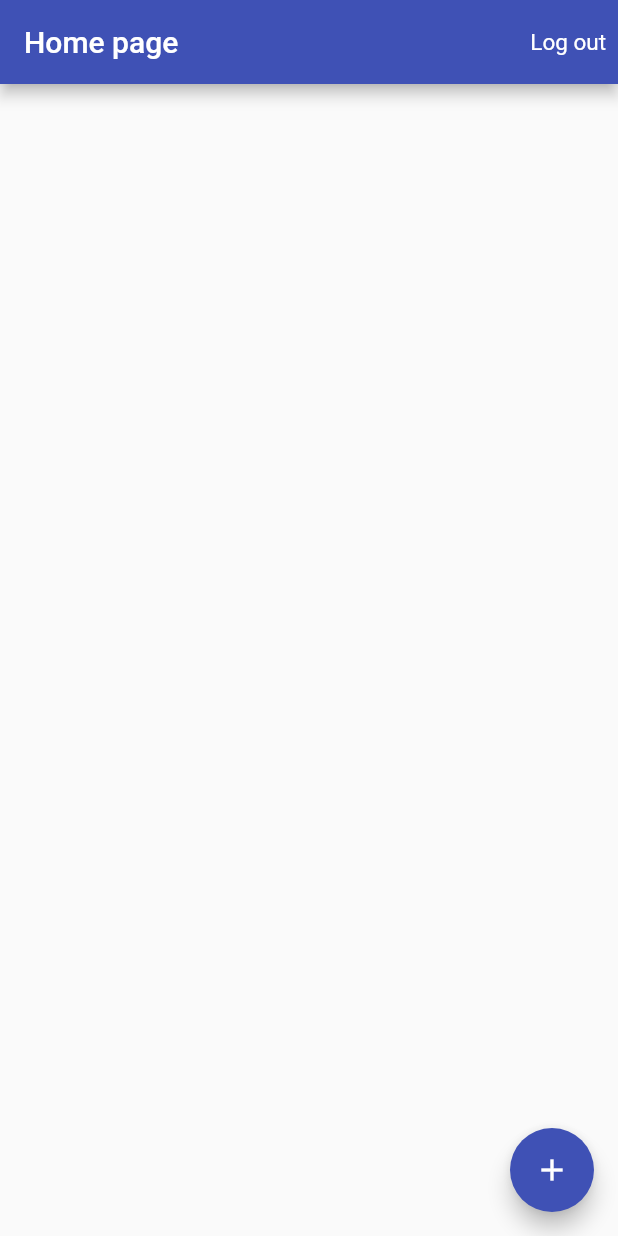
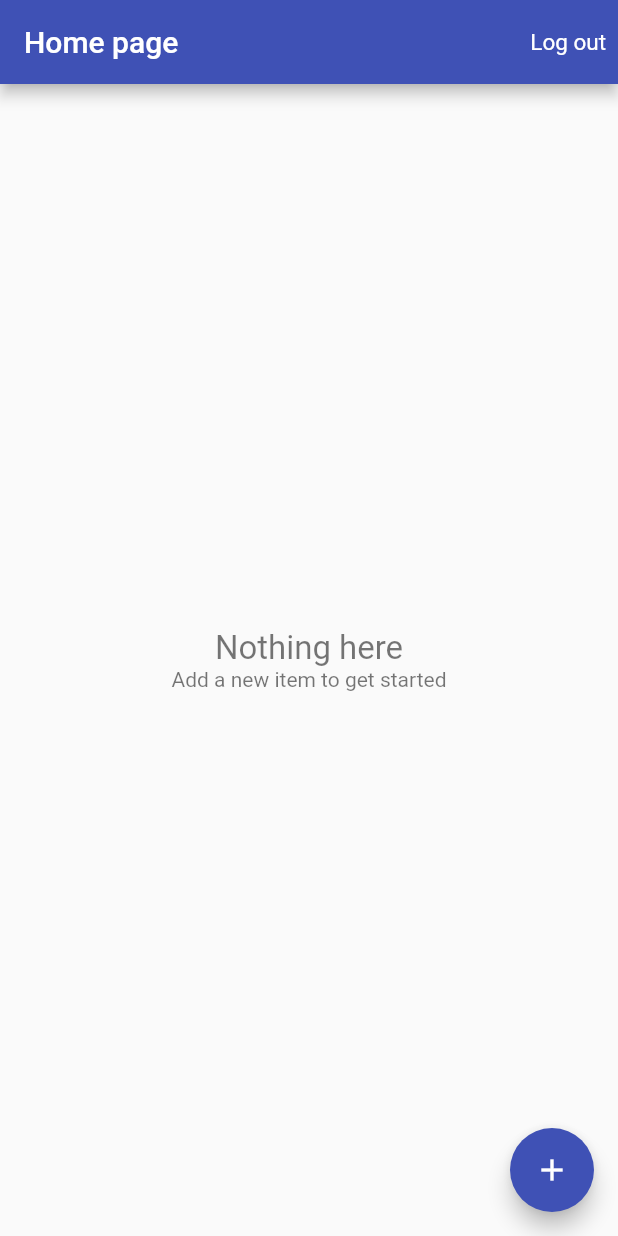
Before and after one commit to nguyenquangsang2042/timertracker, a Flutter app: the screen it shows once a user with an empty profile is signed in, on a phone screen of 412 x 824 dp. Run offline on Flutter 3.47's test engine with Material 2 defaults, Android fonts, the phone set to English and light mode, and no system bars; our stand-ins replace cloud_firestore, firebase_auth, firebase_core, google_sign_in; accounts and stored records are empty; network calls fail.

Commit message:
don't basic flutter

```diff
--- /dev/null
+++ b/lib/app/home/jobs/empty_content.dart
@@ -0,0 +1,31 @@
+import 'package:flutter/cupertino.dart';
+import 'package:flutter/material.dart';
+
+class EmptyContent extends StatelessWidget {
+  const EmptyContent(
+      {Key? key,
+      this.title = 'Nothing here',
+      this.message = 'Add a new item to get started'})
+      : super(key: key);
+  final String title;
+  final String message;
+
+  @override
+  Widget build(BuildContext context) {
+    return Center(
+      child: Column(
+        mainAxisAlignment: MainAxisAlignment.center,
+        children: [
+          Text(
+            title,
+            style: const TextStyle(fontSize: 22, color: Colors.black54),
+          ),
+          Text(
+            message,
+            style: const TextStyle(fontSize: 14, color: Colors.black54),
+          ),
+        ],
+      ),
+    );
+  }
+}
--- a/lib/app/home/jobs/jobs_page.dart
+++ b/lib/app/home/jobs/jobs_page.dart
@@ -1,12 +1,16 @@
 import 'package:firebase_auth/firebase_auth.dart';
 import 'package:flutter/material.dart';
 import 'package:provider/provider.dart';
-import 'package:timer_tracker/app/home/jobs/add_job_page.dart';
+import 'package:timer_tracker/app/home/jobs/edit_job_page.dart';
+import 'package:timer_tracker/app/home/jobs/empty_content.dart';
+import 'package:timer_tracker/app/home/jobs/job_list_tile.dart';
 import 'package:timer_tracker/app/home/model/Job.dart';
 import 'package:timer_tracker/common_widgets/show_alert_dialog.dart';
 import 'package:timer_tracker/common_widgets/show_exception_alert_dialog.dart';
 import 'package:timer_tracker/services/auth.dart';
 import 'package:timer_tracker/services/database.dart';
+
+import 'list_item_builder.dart';
 
 class JobsPage extends StatelessWidget {
   const JobsPage({Key? key}) : super(key: key);
@@ -31,6 +35,15 @@ class JobsPage extends StatelessWidget {
     }
   }
 
+  Future<void> _delete(BuildContext context, Job job) async {
+    try {
+      final database = Provider.of<Database>(context, listen: false);
+      await database.deleteJob(job);
+    } on FirebaseException catch (e) {
+      showExceptionAlertDialog(context, title: "Operation fail", exception: e);
+    }
+  }
+
   @override
   Widget build(BuildContext context) {
     return Scaffold(
@@ -49,33 +62,31 @@ class JobsPage extends StatelessWidget {
         ],
       ),
       floatingActionButton: FloatingActionButton(
-        onPressed: () => AddJobPage.show(context),
+        onPressed: () => EditJobPage.show(context),
         child: const Icon(Icons.add),
       ),
       body: _buildContext(context),
     );
   }
+
   Widget _buildContext(BuildContext context) {
     final database = Provider.of<Database>(context, listen: false);
     return StreamBuilder<List<Job>>(
       stream: database.jobsStream(),
       builder: (context, snapshot) {
-        if (snapshot.hasData) {
-          final jobs = snapshot.data;
-          if (jobs != null) {
-            final children = jobs.map((job) => Text(job.name)).toList();
-            return Column(
-              children: children,
-            );
-          }
-        }
-        if (snapshot.hasError) {
-          return const Center(
-            child: Text("Some error"),
-          );
-        }
-        return const Center(
-          child: CircularProgressIndicator(),
+        return ListItemBuilder<Job>(
+          snapshot: snapshot,
+          itemBuilder: (context, job) => Dismissible(
+              key: Key('job-${job.id}'),
+              background: Container(
+                color: Colors.red,
+              ),
+              direction: DismissDirection.endToStart,
+              onDismissed: (direction) => _delete(context, job),
+              child: JobListTile(
+                job: job,
+                onTap: () => EditJobPage.show(context, job: job),
+              )),
         );
       },
     );
--- /dev/null
+++ b/lib/app/home/jobs/list_item_builder.dart
@@ -0,0 +1,48 @@
+import 'package:flutter/cupertino.dart';
+import 'package:flutter/material.dart';
+import 'package:timer_tracker/app/home/jobs/empty_content.dart';
+
+typedef ItemWidgetBuilder<T> = Widget Function(BuildContext context, T item);
+
+class ListItemBuilder<T> extends StatelessWidget {
+  const ListItemBuilder(
+      {super.key, required this.snapshot, required this.itemBuilder});
+
+  final AsyncSnapshot<List<T>> snapshot;
+  final ItemWidgetBuilder<T> itemBuilder;
+
+  @override
+  Widget build(BuildContext context) {
+    if (snapshot.hasData) {
+      final List<T>? items = snapshot.data;
+      if (items!.isNotEmpty) {
+        return _buildList(items);
+      } else {
+        return const EmptyContent();
+      }
+    } else if (snapshot.hasError) {
+      return const EmptyContent(
+        title: "Something went wrong",
+        message: "Can\'t load items right now",
+      );
+    }
+    return const Center(
+      child: CircularProgressIndicator(),
+    );
+  }
+
+  Widget _buildList(List<T> items) {
+    return ListView.separated(
+      itemCount: items.length,
+      separatorBuilder: (context, index) => const Divider(
+        height: 0.5,
+      ),
+      itemBuilder: (context, index) {
+        if (index == 0 || index == items.length + 1) {
+          return Container();
+        }
+        return itemBuilder(context, items[index]);
+      },
+    );
+  }
+}
--- a/lib/app/home/model/Job.dart
+++ b/lib/app/home/model/Job.dart
@@ -1,16 +1,17 @@
 class Job {
-  Job({required this.name, required this.ratePerHour});
+  Job({required this.id, required this.name, required this.ratePerHour});
 
+  final String id;
   final String name;
   final int ratePerHour;
 
-  factory Job.fromMap(Map<String, dynamic>? data) {
+  factory Job.fromMap(Map<String, dynamic>? data, String documentID) {
     if (data == null) {
       throw ArgumentError('map must not be null');
     }
-    final String name=data['name'];
-    final int ratePerHour=data['ratePerHour'];
-    return Job(name: name, ratePerHour: ratePerHour);
+    final String name = data['name'];
+    final int ratePerHour = data['ratePerHour'];
+    return Job(id: documentID, name: name, ratePerHour: ratePerHour);
   }
 
   Map<String, dynamic> toMap() {
```
Also changed, not shown: lib/app/home/jobs/edit_job_page.dart (renamed from lib/app/home/jobs/add_job_page.dart, +56 -19 lines), lib/app/home/jobs/job_list_tile.dart (added, +19 -0 lines), lib/services/database.dart (+9 -5 lines), lib/services/firestore_service.dart (+10 -5 lines).
